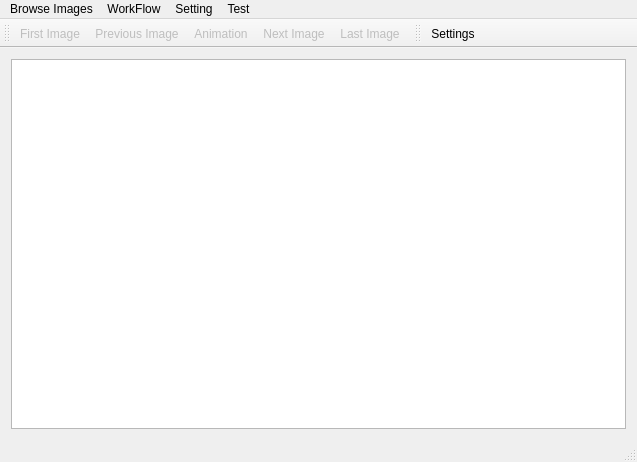
Before: the Qt Designer form mainwindow.ui in chenguanzhou/TrafficSignRecognition, drawn with Qt 5.
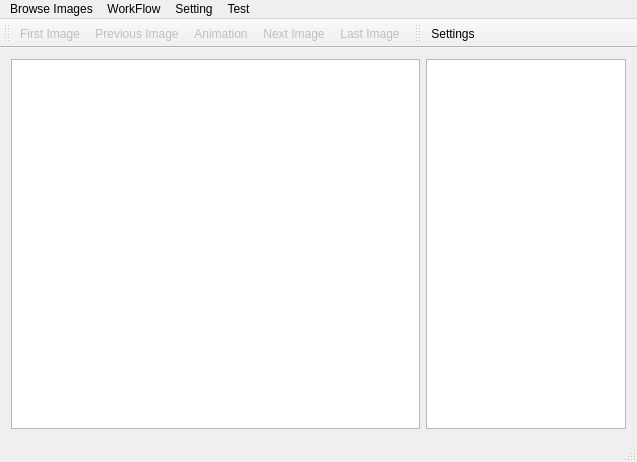
After: the same form once the commit is applied. Icons and pictures are not drawn.

What changed in the file:
```diff
--- a/mainwindow.ui
+++ b/mainwindow.ui
@@ -22,6 +22,31 @@
       </property>
      </widget>
     </item>
+    <item row="0" column="1">
+     <widget class="QListView" name="listView">
+      <property name="minimumSize">
+       <size>
+        <width>200</width>
+        <height>0</height>
+       </size>
+      </property>
+      <property name="maximumSize">
+       <size>
+        <width>200</width>
+        <height>16777215</height>
+       </size>
+      </property>
+      <property name="movement">
+       <enum>QListView::Static</enum>
+      </property>
+      <property name="flow">
+       <enum>QListView::TopToBottom</enum>
+      </property>
+      <property name="viewMode">
+       <enum>QListView::IconMode</enum>
+      </property>
+     </widget>
+    </item>
    </layout>
   </widget>
   <widget class="QMenuBar" name="menuBar">
```
Left out of the diff: 2 changed lines with no effect on the pictures.
